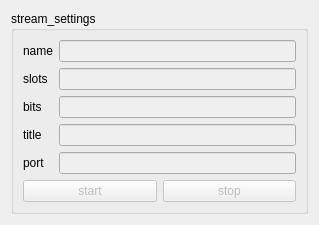
This is client/ui/Stream.ui in canercandan/qlik as Qt 5 draws it before an edit. The edited form follows.
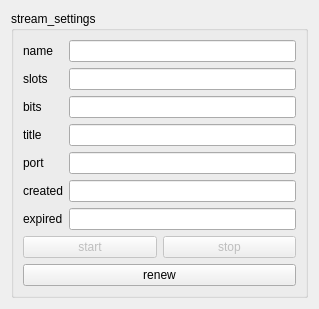
This is the edited form.

What changed in the file:
```diff
--- a/client/ui/Stream.ui
+++ b/client/ui/Stream.ui
@@ -6,7 +6,7 @@
     <x>0</x>
     <y>0</y>
     <width>319</width>
-    <height>216</height>
+    <height>303</height>
    </rect>
   </property>
   <property name="windowTitle" >
@@ -32,8 +32,8 @@
           </item>
           <item row="0" column="1" >
            <widget class="QLineEdit" name="name" >
-            <property name="enabled" >
-             <bool>false</bool>
+            <property name="readOnly" >
+             <bool>true</bool>
             </property>
            </widget>
           </item>
@@ -46,8 +46,8 @@
           </item>
           <item row="1" column="1" >
            <widget class="QLineEdit" name="slotss" >
-            <property name="enabled" >
-             <bool>false</bool>
+            <property name="readOnly" >
+             <bool>true</bool>
             </property>
            </widget>
           </item>
@@ -60,8 +60,8 @@
           </item>
           <item row="2" column="1" >
            <widget class="QLineEdit" name="bits" >
-            <property name="enabled" >
-             <bool>false</bool>
+            <property name="readOnly" >
+             <bool>true</bool>
             </property>
            </widget>
           </item>
@@ -74,8 +74,8 @@
           </item>
           <item row="3" column="1" >
            <widget class="QLineEdit" name="title" >
-            <property name="enabled" >
-             <bool>false</bool>
+            <property name="readOnly" >
+             <bool>true</bool>
             </property>
            </widget>
           </item>
@@ -88,8 +88,36 @@
           </item>
           <item row="4" column="1" >
            <widget class="QLineEdit" name="port" >
-            <property name="enabled" >
-             <bool>false</bool>
+            <property name="readOnly" >
+             <bool>true</bool>
+            </property>
+           </widget>
+          </item>
+          <item row="5" column="0" >
+           <widget class="QLabel" name="label_6" >
+            <property name="text" >
+             <string>created</string>
+            </property>
+           </widget>
+          </item>
+          <item row="6" column="0" >
+           <widget class="QLabel" name="label_7" >
+            <property name="text" >
+             <string>expired</string>
+            </property>
+           </widget>
+          </item>
+          <item row="5" column="1" >
+           <widget class="QLineEdit" name="created" >
+            <property name="readOnly" >
+             <bool>true</bool>
+            </property>
+           </widget>
+          </item>
+          <item row="6" column="1" >
+           <widget class="QLineEdit" name="expired" >
+            <property name="readOnly" >
+             <bool>true</bool>
             </property>
            </widget>
           </item>
@@ -119,6 +147,13 @@
           </item>
          </layout>
         </item>
+        <item>
+         <widget class="QPushButton" name="renew" >
+          <property name="text" >
+           <string>renew</string>
+          </property>
+         </widget>
+        </item>
        </layout>
       </item>
      </layout>
```
Left out of the diff: 12 changed lines with no effect on the pictures.
